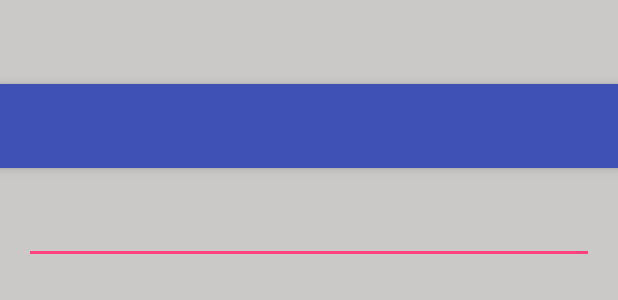
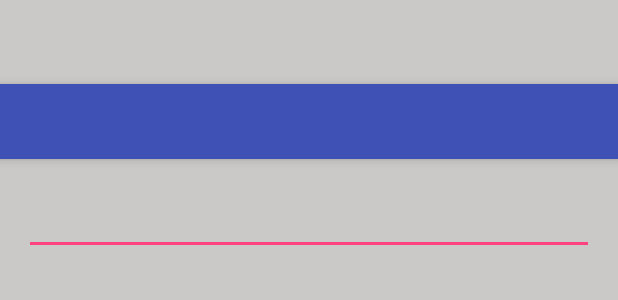
Before and after one commit to iFarSeer/TodoFluxArchitecture, an Android app: the layout activity_todo.xml on its own in the app's theme, with its tools: preview values and no code run, on a phone screen of 412 x 824 dp. Shown: the top 300 px of the screen. Run offline under Robolectric (Android 15) with nearby library versions, the phone set to English and light mode, and no system bars.

Commit message:
[add]:应用自定义ToolBar

```diff
--- a/app/src/main/res/layout/activity_todo.xml
+++ b/app/src/main/res/layout/activity_todo.xml
@@ -1,6 +1,5 @@
 <?xml version="1.0" encoding="utf-8"?>
 <android.support.design.widget.CoordinatorLayout xmlns:android="http://schemas.android.com/apk/res/android"
-    xmlns:app="http://schemas.android.com/apk/res-auto"
                                                  xmlns:tools="http://schemas.android.com/tools"
                                                  android:layout_width="match_parent"
                                                  android:layout_height="match_parent"
@@ -8,20 +7,8 @@
                                                  android:background="@color/default_background"
                                                  tools:context=".view.TodoListActivity">
 
-    <android.support.design.widget.AppBarLayout
-        android:layout_width="match_parent"
-        android:layout_height="wrap_content"
-        android:theme="@style/AppTheme.AppBarOverlay">
+    <include layout="@layout/layout_toolbar_normal"/>
 
-        <android.support.v7.widget.Toolbar
-            android:id="@+id/toolbar"
-            android:layout_width="match_parent"
-            android:layout_height="?attr/actionBarSize"
-            android:background="?attr/colorPrimary"
-            app:popupTheme="@style/AppTheme.PopupOverlay" />
-
-    </android.support.design.widget.AppBarLayout>
-
-    <include layout="@layout/content_todo" />
+    <include layout="@layout/content_todo"/>
 
 </android.support.design.widget.CoordinatorLayout>
```
Lines whose indentation alone changed are shown as unchanged.
